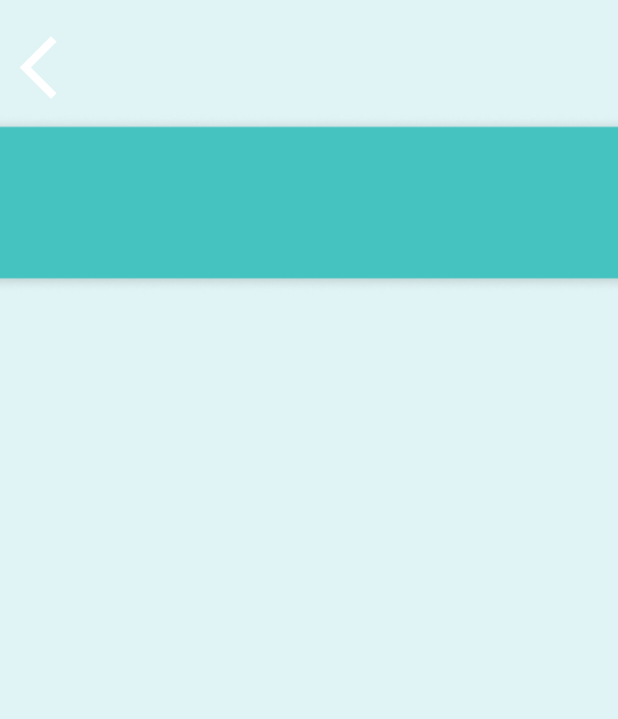
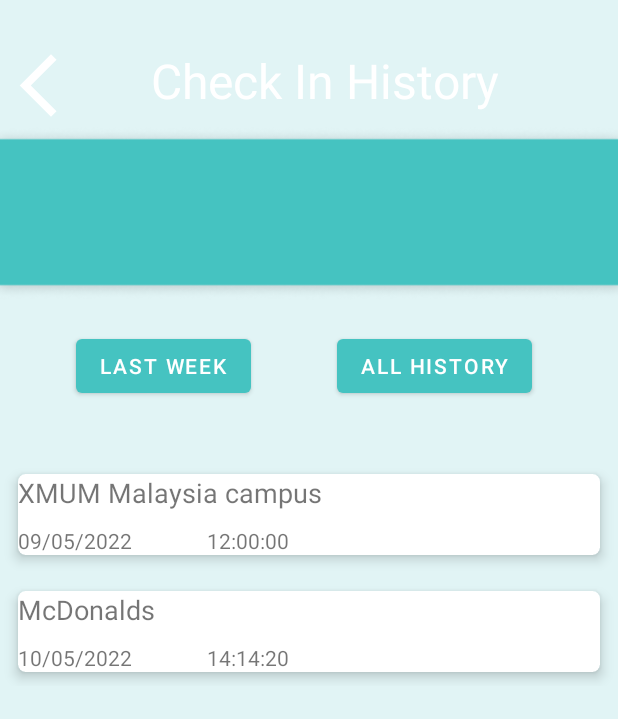
Before and after one commit to ChanZH0525/TraceCovid, an Android app: the checkinFragment screen opened through its navigation route, after a tap on "SEE HISTORY", on a phone screen of 412 x 824 dp. Shown: the top 719 px of the screen. Run offline under Robolectric (Android 15) with nearby library versions, the phone set to English and light mode, and no system bars; our stand-ins replace navigation-ui.

Commit message:
added dummy data for check in history

```diff
--- a/TraceCovid/app/src/main/AndroidManifest.xml
+++ b/TraceCovid/app/src/main/AndroidManifest.xml
@@ -26,7 +26,7 @@
             android:name=".FAQ"
             android:exported="false" />
         <activity
-            android:name=".checkinhistory"
+            android:name=".checkinhistory_activity"
             android:exported="false" />
         <activity
             android:name=".selfreport"
--- /dev/null
+++ b/TraceCovid/app/src/main/java/com/example/tracecovid/CheckInHistory.kt
@@ -0,0 +1,9 @@
+package com.example.tracecovid
+
+data class CheckInHistory (
+
+    var locationname: String,
+    var checkinDate: String,
+    var checkinTime: String
+
+)
--- /dev/null
+++ b/TraceCovid/app/src/main/java/com/example/tracecovid/CheckInHistoryAdapter.kt
@@ -0,0 +1,41 @@
+package com.example.tracecovid
+
+import android.view.LayoutInflater
+import android.view.View
+import android.view.ViewGroup
+import android.widget.ImageView
+import android.widget.TextView
+import androidx.appcompat.view.menu.ActionMenuItemView
+import androidx.recyclerview.widget.RecyclerView
+import org.w3c.dom.Text
+
+class CheckInHistoryAdapter (var locations: ArrayList<CheckInHistory>):
+    RecyclerView.Adapter<CheckInHistoryAdapter.CheckinViewHolder>()
+{
+    class CheckinViewHolder(itemView: View):RecyclerView.ViewHolder(itemView) {
+        val tv_location_name = itemView.findViewById<TextView>(R.id.tv_location_name)
+        val checkin_time= itemView.findViewById<TextView>(R.id.checkin_time)
+        val checkin_date = itemView.findViewById<TextView>(R.id.checkin_date)
+        fun bind(location: CheckInHistory) {
+            tv_location_name.text = location.locationname
+            checkin_time.text=location.checkinTime
+            checkin_date.text = location.checkinDate
+        }
+
+    }
+
+    override fun onCreateViewHolder(parent: ViewGroup, viewType: Int): CheckinViewHolder {
+        val view = LayoutInflater.from(parent.context)
+            .inflate(R.layout.checkinhistoryitem,parent,false)
+        return CheckinViewHolder(view)
+    }
+
+    override fun onBindViewHolder(holder: CheckinViewHolder, position: Int) {
+        holder.bind(locations[position])
+    }
+
+    override fun getItemCount(): Int {
+        return locations.size
+    }
+
+}
--- a/TraceCovid/app/src/main/java/com/example/tracecovid/checkinFragment.kt
+++ b/TraceCovid/app/src/main/java/com/example/tracecovid/checkinFragment.kt
@@ -21,7 +21,7 @@ class checkinFragment : Fragment() {
         val checkinhist_btn:Button= view.findViewById(R.id.checkinhist_btn)
         checkinhist_btn.setOnClickListener{
             requireActivity().run {
-                startActivity(Intent(view.context, checkinhistory::class.java))
+                startActivity(Intent(view.context, checkinhistory_activity::class.java))
                 finish() // If activity no more needed in back stack
             }
         }
--- a/TraceCovid/app/src/main/java/com/example/tracecovid/checkinhistory.kt
+++ /dev/null
@@ -1,25 +0,0 @@
-package com.example.tracecovid
-
-import android.content.Intent
-import androidx.appcompat.app.AppCompatActivity
-import android.os.Bundle
-import android.widget.Button
-import android.widget.ImageView
-import androidx.fragment.app.Fragment
-
-class checkinhistory : AppCompatActivity() {
-
-    override fun onCreate(savedInstanceState: Bundle?) {
-        super.onCreate(savedInstanceState)
-        setContentView(R.layout.activity_checkinhistory)
-        val backbtn: ImageView =findViewById(R.id.backbtn)
-        backbtn.setOnClickListener{
-            val fragment: Fragment = checkinFragment()
-
-                startActivity(Intent(this, MainActivity::class.java))
-                finish()
-
-            }
-    }
-
-}
--- /dev/null
+++ b/TraceCovid/app/src/main/java/com/example/tracecovid/checkinhistory_activity.kt
@@ -0,0 +1,42 @@
+package com.example.tracecovid
+
+import android.content.Intent
+import androidx.appcompat.app.AppCompatActivity
+import android.os.Bundle
+import android.widget.Button
+import android.widget.ImageView
+import androidx.fragment.app.Fragment
+import androidx.recyclerview.widget.LinearLayoutManager
+import androidx.recyclerview.widget.RecyclerView
+
+class checkinhistory_activity : AppCompatActivity() {
+
+    override fun onCreate(savedInstanceState: Bundle?) {
+        super.onCreate(savedInstanceState)
+        setContentView(R.layout.activity_checkinhistory)
+        val backbtn: ImageView = findViewById(R.id.backbtn)
+        var locations: ArrayList<CheckInHistory> = arrayListOf(
+            CheckInHistory(
+                "XMUM Malaysia campus",
+                "09/05/2022",
+                "12:00:00"
+            ),
+            CheckInHistory(
+                "McDonalds",
+                "10/05/2022",
+                "14:14:20")
+        )
+
+
+            val recyclerView: RecyclerView = findViewById<RecyclerView>(R.id.recylerviewcheckinhist)
+
+            recyclerView.layoutManager = LinearLayoutManager(
+                this,
+                LinearLayoutManager.VERTICAL,
+                false
+            )
+            recyclerView.adapter = CheckInHistoryAdapter(locations)
+        }
+
+
+}
--- a/TraceCovid/app/src/main/res/layout/activity_checkinhistory.xml
+++ b/TraceCovid/app/src/main/res/layout/activity_checkinhistory.xml
@@ -5,29 +5,77 @@
     android:layout_width="match_parent"
     android:layout_height="match_parent"
     android:background="@color/light_turqoise"
-    tools:context=".checkinhistory">
+    tools:context=".checkinhistory_activity">
 
     <ImageView
-        android:layout_width="450dp"
-        android:layout_height="wrap_content"
+        android:id="@+id/imageView2"
+        android:layout_width="517dp"
+        android:layout_height="115dp"
         android:layout_marginBottom="624dp"
         android:src="@drawable/img"
         app:layout_constraintBottom_toBottomOf="parent"
         app:layout_constraintEnd_toEndOf="parent"
-        app:layout_constraintHorizontal_bias="0.512"
         app:layout_constraintStart_toStartOf="parent" />
 
     <ImageView
         android:id="@+id/backbtn"
         android:layout_width="50dp"
         android:layout_height="50dp"
-        android:layout_marginTop="20dp"
+        android:layout_marginTop="32dp"
         android:layout_marginEnd="361dp"
         android:src="@drawable/ic_baseline_arrow_back_ios_new_24"
         app:layout_constraintEnd_toEndOf="parent"
+        app:layout_constraintHorizontal_bias="1.0"
         app:layout_constraintStart_toStartOf="parent"
         app:layout_constraintTop_toTopOf="parent"
         app:tint="@color/white" />
 
+    <TextView
+        android:id="@+id/textView"
+        android:layout_width="wrap_content"
+        android:layout_height="wrap_content"
+        android:layout_marginTop="32dp"
+        android:text="Check In History"
+        android:textColor="@color/white"
+        android:textSize="32sp"
+        app:layout_constraintEnd_toEndOf="parent"
+        app:layout_constraintHorizontal_bias="0.558"
+        app:layout_constraintStart_toStartOf="@+id/backbtn"
+        app:layout_constraintTop_toTopOf="parent" />
+
+    <Button
+        android:id="@+id/lastweekbtn"
+        android:layout_width="wrap_content"
+        android:layout_height="wrap_content"
+        android:layout_marginTop="20dp"
+        android:text="Last Week"
+        app:layout_constraintEnd_toEndOf="parent"
+        app:layout_constraintHorizontal_bias="0.171"
+        app:layout_constraintStart_toStartOf="parent"
+        app:layout_constraintTop_toBottomOf="@+id/imageView2" />
+
+    <Button
+        android:id="@+id/allhistbtn"
+        android:layout_width="wrap_content"
+        android:layout_height="wrap_content"
+        android:layout_marginTop="20dp"
+        android:text="All History"
+
+        app:layout_constraintEnd_toEndOf="parent"
+        app:layout_constraintHorizontal_bias="0.797"
+        app:layout_constraintStart_toStartOf="parent"
+        app:layout_constraintTop_toBottomOf="@+id/imageView2" />
+
+    <androidx.recyclerview.widget.RecyclerView
+        android:id="@+id/recylerviewcheckinhist"
+        android:layout_width="match_parent"
+        android:layout_height="wrap_content"
+        app:layout_constraintBottom_toBottomOf="parent"
+        app:layout_constraintEnd_toEndOf="parent"
+        app:layout_constraintHorizontal_bias="0.0"
+        app:layout_constraintStart_toStartOf="parent"
+        app:layout_constraintTop_toBottomOf="@+id/imageView2"
+        app:layout_constraintVertical_bias="0.216" />
+
 
 </androidx.constraintlayout.widget.ConstraintLayout>
--- /dev/null
+++ b/TraceCovid/app/src/main/res/layout/checkinhistoryitem.xml
@@ -0,0 +1,48 @@
+<?xml version="1.0" encoding="utf-8"?>
+<androidx.cardview.widget.CardView xmlns:android="http://schemas.android.com/apk/res/android"
+    xmlns:app="http://schemas.android.com/apk/res-auto"
+    android:layout_width="match_parent"
+    android:layout_height="wrap_content"
+    android:layout_marginTop="5dp"
+    android:layout_marginLeft="5dp"
+    android:layout_marginRight="5dp"
+    app:cardBackgroundColor="@color/white"
+    app:cardCornerRadius="5dp"
+    app:cardElevation="5dp"
+    app:cardMaxElevation="5dp"
+    app:cardPreventCornerOverlap="true"
+    app:cardUseCompatPadding="true">
+    <RelativeLayout
+        android:layout_width="match_parent"
+        android:layout_height="wrap_content">
+
+
+
+        <TextView
+            android:id="@+id/tv_location_name"
+            android:layout_width="wrap_content"
+            android:layout_height="wrap_content"
+
+            android:text="XMUM Malaysia Campus"
+            android:textSize="18sp" />
+
+        <TextView
+            android:id="@+id/checkin_date"
+            android:layout_width="wrap_content"
+            android:layout_height="wrap_content"
+            android:layout_below="@+id/tv_location_name"
+            android:layout_marginTop="10dp"
+            android:text="09/05/2022" />
+        <TextView
+            android:layout_width="wrap_content"
+            android:layout_height="wrap_content"
+            android:id="@+id/checkin_time"
+            android:layout_marginTop="10dp"
+            android:layout_marginLeft="50dp"
+            android:layout_below="@id/tv_location_name"
+            android:layout_toRightOf="@id/checkin_date"
+            android:text="12:00:00"/>
+    </RelativeLayout>
+
+
+</androidx.cardview.widget.CardView>
--- a/TraceCovid/app/src/main/res/values/strings.xml
+++ b/TraceCovid/app/src/main/res/values/strings.xml
@@ -5,4 +5,10 @@
     <string name="info1">The Malaysian government has planned to produce COVID-19 vaccine through multiple agencies and companies in order to vaccinate at least 80% of population.</string>
     <string name="info2">The vaccine will be provided for free to all citizens and non-citizens Malaysia.</string>
     <string name="info3">Click to know more about LINDUNG DIRI, LINDUNG SEMUA Programme and COVID-19 vaccination.</string>
+    <string-array name="checkinlocations">
+        <item>XMUM Malaysia campus</item>
+        <item>McDonald</item>
+        <item>Kip Mall</item>
+        <item>ERL Salak Tinggi</item>
+    </string-array>
 </resources>
```
